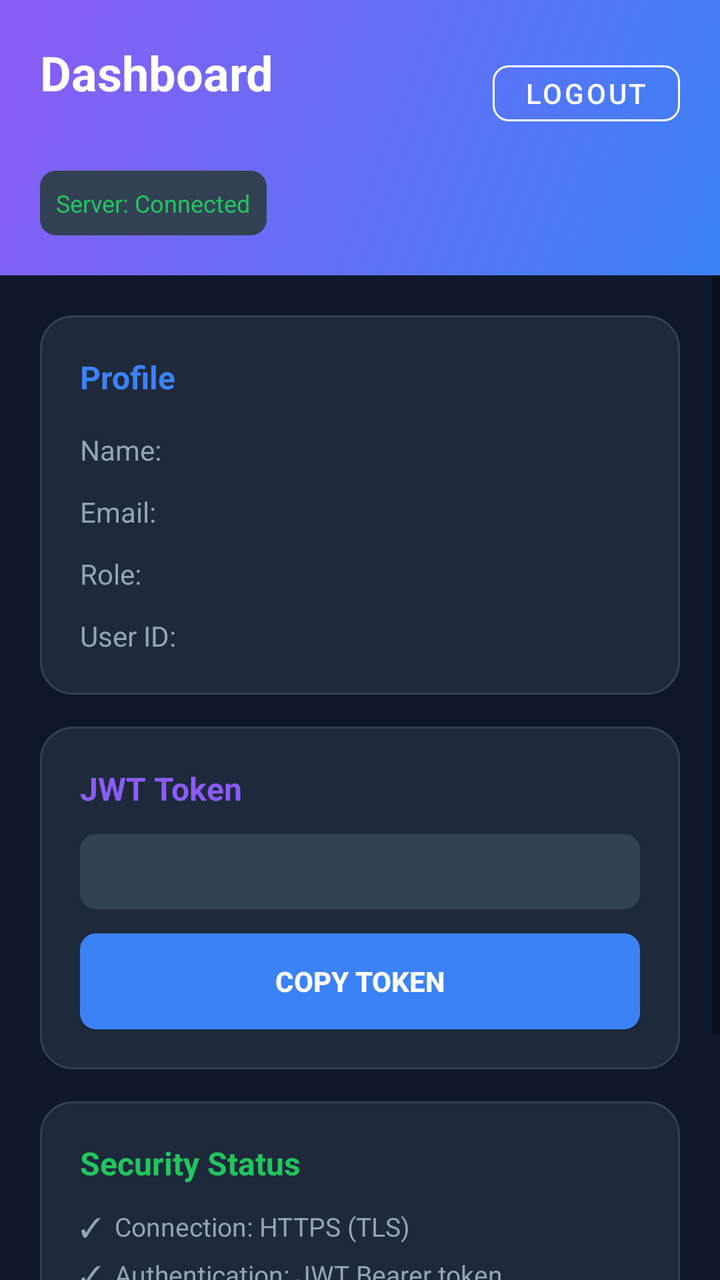
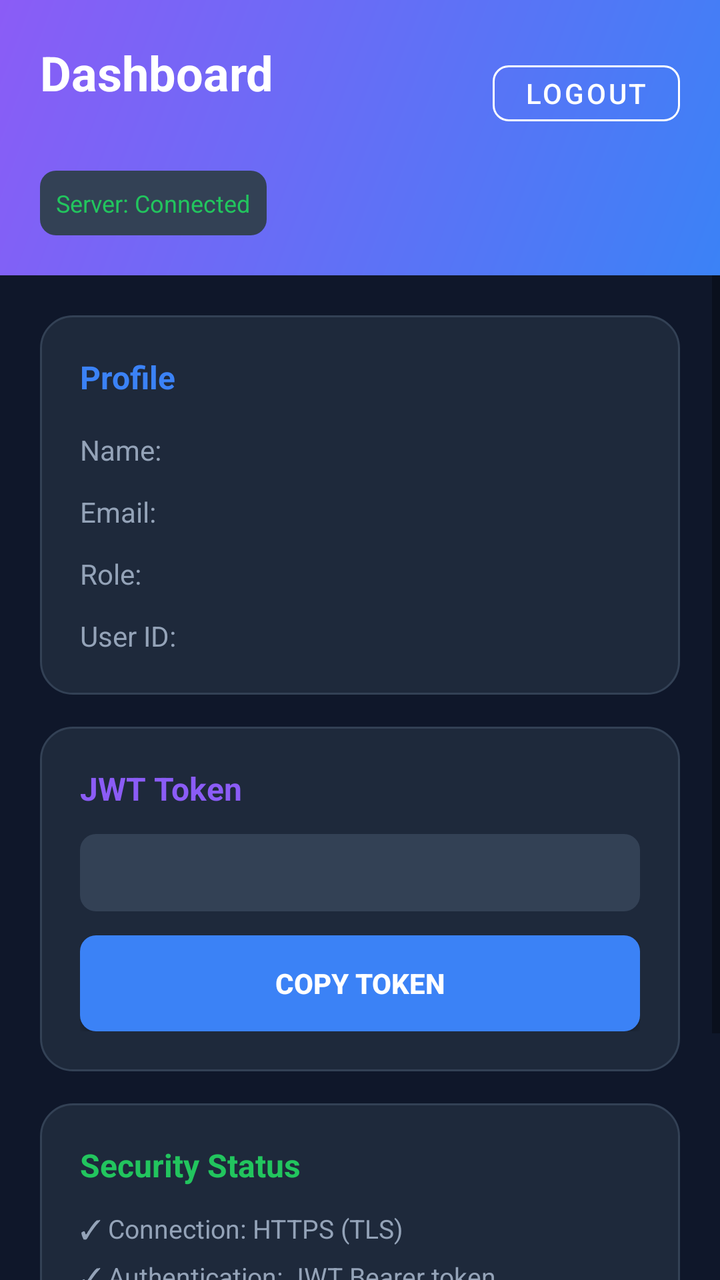

An Android layout rendered at two revisions. The XML below is the earlier revision; the diff shows what the commit changed to produce the second picture.
<!-- AndroidManifest.xml: application theme Theme.HustleHub -->
<!-- res/layout/activity_dashboard.xml -->
<?xml version="1.0" encoding="utf-8"?>
<LinearLayout xmlns:android="http://schemas.android.com/apk/res/android"
    xmlns:app="http://schemas.android.com/apk/res-auto"
    android:layout_width="match_parent"
    android:layout_height="match_parent"
    android:background="@color/hustlehub_dark"
    android:orientation="vertical">

    
    <LinearLayout
        android:layout_width="match_parent"
        android:layout_height="wrap_content"
        android:background="@drawable/bg_header_gradient"
        android:orientation="vertical"
        android:padding="20dp">

        <LinearLayout
            android:layout_width="match_parent"
            android:layout_height="wrap_content"
            android:gravity="center_vertical"
            android:orientation="horizontal">

            <LinearLayout
                android:layout_width="0dp"
                android:layout_height="wrap_content"
                android:layout_weight="1"
                android:orientation="vertical">

                <TextView
                    android:layout_width="wrap_content"
                    android:layout_height="wrap_content"
                    android:text="@string/dashboard_title"
                    android:textColor="@color/white"
                    android:textSize="24sp"
                    android:textStyle="bold" />

                <TextView
                    android:id="@+id/tvUserName"
                    android:layout_width="wrap_content"
                    android:layout_height="wrap_content"
                    android:layout_marginTop="2dp"
                    android:textColor="#D1D5DB"
                    android:textSize="14sp" />
            </LinearLayout>

            <com.google.android.material.button.MaterialButton
                android:id="@+id/btnLogout"
                style="@style/Widget.MaterialComponents.Button.OutlinedButton"
                android:layout_width="wrap_content"
                android:layout_height="40dp"
                android:text="@string/logout"
                android:textColor="@color/white"
                app:strokeColor="@color/white"
                app:cornerRadius="8dp" />
        </LinearLayout>

        
        <TextView
            android:id="@+id/tvConnection"
            android:layout_width="wrap_content"
            android:layout_height="wrap_content"
            android:layout_marginTop="12dp"
            android:background="@drawable/bg_input"
            android:padding="8dp"
            android:text="@string/connection_status"
            android:textColor="@color/hustlehub_success"
            android:textSize="12sp" />
    </LinearLayout>

    
    <ScrollView
        android:layout_width="match_parent"
        android:layout_height="match_parent"
        android:fillViewport="true">

        <LinearLayout
            android:layout_width="match_parent"
            android:layout_height="wrap_content"
            android:orientation="vertical"
            android:padding="20dp">

            
            <LinearLayout
                android:layout_width="match_parent"
                android:layout_height="wrap_content"
                android:background="@drawable/bg_card"
                android:orientation="vertical"
                android:padding="20dp">

                <TextView
                    android:layout_width="wrap_content"
                    android:layout_height="wrap_content"
                    android:text="@string/profile_label"
                    android:textColor="@color/hustlehub_primary"
                    android:textSize="16sp"
                    android:textStyle="bold" />

                <LinearLayout
                    android:layout_width="match_parent"
                    android:layout_height="wrap_content"
                    android:layout_marginTop="16dp"
                    android:gravity="center_vertical"
                    android:orientation="horizontal">

                    <TextView
                        android:layout_width="0dp"
                        android:layout_height="wrap_content"
                        android:layout_weight="1"
                        android:text="Name:"
                        android:textColor="@color/text_secondary"
                        android:textSize="14sp" />

                    <TextView
                        android:id="@+id/tvName"
                        android:layout_width="wrap_content"
                        android:layout_height="wrap_content"
                        android:textColor="@color/text_primary"
                        android:textSize="14sp"
                        android:textStyle="bold" />
                </LinearLayout>

                <LinearLayout
                    android:layout_width="match_parent"
                    android:layout_height="wrap_content"
                    android:layout_marginTop="12dp"
                    android:gravity="center_vertical"
                    android:orientation="horizontal">

                    <TextView
                        android:layout_width="0dp"
                        android:layout_height="wrap_content"
                        android:layout_weight="1"
                        android:text="Email:"
                        android:textColor="@color/text_secondary"
                        android:textSize="14sp" />

                    <TextView
                        android:id="@+id/tvEmail"
                        android:layout_width="wrap_content"
                        android:layout_height="wrap_content"
                        android:textColor="@color/text_primary"
                        android:textSize="14sp"
                        android:textStyle="bold" />
                </LinearLayout>

                <LinearLayout
                    android:layout_width="match_parent"
                    android:layout_height="wrap_content"
                    android:layout_marginTop="12dp"
                    android:gravity="center_vertical"
                    android:orientation="horizontal">

                    <TextView
                        android:layout_width="0dp"
                        android:layout_height="wrap_content"
                        android:layout_weight="1"
                        android:text="Role:"
                        android:textColor="@color/text_secondary"
                        android:textSize="14sp" />

                    <TextView
                        android:id="@+id/tvRole"
                        android:layout_width="wrap_content"
                        android:layout_height="wrap_content"
                        android:textColor="@color/text_primary"
                        android:textSize="14sp"
                        android:textStyle="bold" />
                </LinearLayout>

                <LinearLayout
                    android:layout_width="match_parent"
                    android:layout_height="wrap_content"
                    android:layout_marginTop="12dp"
                    android:gravity="center_vertical"
                    android:orientation="horizontal">

                    <TextView
                        android:layout_width="0dp"
                        android:layout_height="wrap_content"
                        android:layout_weight="1"
                        android:text="User ID:"
                        android:textColor="@color/text_secondary"
                        android:textSize="14sp" />

                    <TextView
                        android:id="@+id/tvUserId"
                        android:layout_width="wrap_content"
                        android:layout_height="wrap_content"
                        android:textColor="@color/text_primary"
                        android:textSize="14sp"
                        android:textStyle="bold" />
                </LinearLayout>
            </LinearLayout>

            
            <LinearLayout
                android:layout_width="match_parent"
                android:layout_height="wrap_content"
                android:layout_marginTop="16dp"
                android:background="@drawable/bg_card"
                android:orientation="vertical"
                android:padding="20dp">

                <TextView
                    android:layout_width="wrap_content"
                    android:layout_height="wrap_content"
                    android:text="@string/auth_token_label"
                    android:textColor="@color/hustlehub_secondary"
                    android:textSize="16sp"
                    android:textStyle="bold" />

                <TextView
                    android:id="@+id/tvToken"
                    android:layout_width="match_parent"
                    android:layout_height="wrap_content"
                    android:layout_marginTop="12dp"
                    android:background="@drawable/bg_input"
                    android:fontFamily="monospace"
                    android:padding="12dp"
                    android:textColor="@color/text_secondary"
                    android:textSize="10sp" />

                <Button
                    android:id="@+id/btnCopyToken"
                    android:layout_width="match_parent"
                    android:layout_height="48dp"
                    android:layout_marginTop="12dp"
                    android:background="@drawable/bg_button_primary"
                    android:text="@string/copy_token"
                    android:textColor="@color/white"
                    android:textStyle="bold" />
            </LinearLayout>

            
            <LinearLayout
                android:layout_width="match_parent"
                android:layout_height="wrap_content"
                android:layout_marginTop="16dp"
                android:background="@drawable/bg_card"
                android:orientation="vertical"
                android:padding="20dp">

                <TextView
                    android:layout_width="wrap_content"
                    android:layout_height="wrap_content"
                    android:text="Security Status"
                    android:textColor="@color/hustlehub_success"
                    android:textSize="16sp"
                    android:textStyle="bold" />

                <TextView
                    android:layout_width="wrap_content"
                    android:layout_height="wrap_content"
                    android:layout_marginTop="12dp"
                    android:text="\u2713  Connection: HTTPS (TLS)"
                    android:textColor="@color/text_secondary"
                    android:textSize="13sp" />

                <TextView
                    android:layout_width="wrap_content"
                    android:layout_height="wrap_content"
                    android:layout_marginTop="6dp"
                    android:text="\u2713  Authentication: JWT Bearer token"
                    android:textColor="@color/text_secondary"
                    android:textSize="13sp" />

                <TextView
                    android:layout_width="wrap_content"
                    android:layout_height="wrap_content"
                    android:layout_marginTop="6dp"
                    android:text="\u2713  Token storage: Encrypted"
                    android:textColor="@color/text_secondary"
                    android:textSize="13sp" />

                <TextView
                    android:layout_width="wrap_content"
                    android:layout_height="wrap_content"
                    android:layout_marginTop="6dp"
                    android:text="\u2713  Passwords: bcrypt hashed (server)"
                    android:textColor="@color/text_secondary"
                    android:textSize="13sp" />
            </LinearLayout>

            <com.google.android.material.button.MaterialButton
                android:id="@+id/btnRefresh"
                android:layout_width="match_parent"
                android:layout_height="52dp"
                android:layout_marginTop="16dp"
                android:background="@drawable/bg_button_primary"
                android:text="@string/refresh"
                android:textColor="@color/white"
                android:textStyle="bold" />
        </LinearLayout>
    </ScrollView>
</LinearLayout>
<!-- resources referenced by this layout -->
<resources>
  <color name="hustlehub_dark">#0F172A</color>
  <color name="hustlehub_primary">#3B82F6</color>
  <color name="hustlehub_secondary">#8B5CF6</color>
  <color name="hustlehub_success">#22C55E</color>
  <color name="text_primary">#F1F5F9</color>
  <color name="text_secondary">#94A3B8</color>
  <color name="white">#FFFFFF</color>
  <!-- drawable bg_button_primary (drawable) -->
  <?xml version="1.0" encoding="utf-8"?>
  <shape xmlns:android="http://schemas.android.com/apk/res/android" android:shape="rectangle">
      <solid android:color="@color/hustlehub_primary" />
      <corners android:radius="8dp" />
  </shape>
  <!-- drawable bg_card (drawable) -->
  <?xml version="1.0" encoding="utf-8"?>
  <shape xmlns:android="http://schemas.android.com/apk/res/android" android:shape="rectangle">
      <solid android:color="@color/hustlehub_card" />
      <corners android:radius="16dp" />
      <stroke android:width="1dp" android:color="#334155" />
  </shape>
  <!-- drawable bg_header_gradient (drawable) -->
  <?xml version="1.0" encoding="utf-8"?>
  <shape xmlns:android="http://schemas.android.com/apk/res/android" android:shape="rectangle">
      <gradient
          android:angle="135"
          android:startColor="#3B82F6"
          android:endColor="#8B5CF6" />
  </shape>
  <!-- drawable bg_input (drawable) -->
  <?xml version="1.0" encoding="utf-8"?>
  <shape xmlns:android="http://schemas.android.com/apk/res/android" android:shape="rectangle">
      <solid android:color="@color/hustlehub_card_light" />
      <corners android:radius="8dp" />
  </shape>
  <string name="auth_token_label">JWT Token</string>
  <string name="connection_status">Server: Connected</string>
  <string name="copy_token">Copy Token</string>
  <string name="dashboard_title">Dashboard</string>
  <string name="logout">Logout</string>
  <string name="profile_label">Profile</string>
  <string name="refresh">Refresh</string>
  <style name="Theme.HustleHub" parent="Theme.MaterialComponents.DayNight.NoActionBar">
          <item name="colorPrimary">@color/hustlehub_primary</item>
          <item name="colorPrimaryVariant">@color/hustlehub_dark</item>
          <item name="colorOnPrimary">@color/white</item>
          <item name="colorSecondary">@color/hustlehub_secondary</item>
          <item name="colorSecondaryVariant">@color/hustlehub_secondary</item>
          <item name="colorOnSecondary">@color/white</item>
          <item name="android:statusBarColor">@color/hustlehub_dark</item>
          <item name="android:navigationBarColor">@color/hustlehub_dark</item>
          <item name="android:windowBackground">@color/hustlehub_dark</item>
          <item name="android:windowLightStatusBar">false</item>
      </style>
  <color name="hustlehub_card">#1E293B</color>
  <color name="hustlehub_card_light">#334155</color>
</resources>

<!-- the commit's change to res/layout/activity_dashboard.xml (unified diff, before → after) -->
@@ -106,7 +106,7 @@
                         android:layout_width="0dp"
                         android:layout_height="wrap_content"
                         android:layout_weight="1"
-                        android:text="Name:"
+                        android:text="@string/label_name"
                         android:textColor="@color/text_secondary"
                         android:textSize="14sp" />
 
@@ -130,7 +130,7 @@
                         android:layout_width="0dp"
                         android:layout_height="wrap_content"
                         android:layout_weight="1"
-                        android:text="Email:"
+                        android:text="@string/label_email"
                         android:textColor="@color/text_secondary"
                         android:textSize="14sp" />
 
@@ -154,7 +154,7 @@
                         android:layout_width="0dp"
                         android:layout_height="wrap_content"
                         android:layout_weight="1"
-                        android:text="Role:"
+                        android:text="@string/label_role"
                         android:textColor="@color/text_secondary"
                         android:textSize="14sp" />
 
@@ -178,7 +178,7 @@
                         android:layout_width="0dp"
                         android:layout_height="wrap_content"
                         android:layout_weight="1"
-                        android:text="User ID:"
+                        android:text="@string/label_user_id"
                         android:textColor="@color/text_secondary"
                         android:textSize="14sp" />
 
@@ -218,7 +218,7 @@
                     android:fontFamily="monospace"
                     android:padding="12dp"
                     android:textColor="@color/text_secondary"
-                    android:textSize="10sp" />
+                    android:textSize="11sp" />
 
                 <Button
                     android:id="@+id/btnCopyToken"
@@ -243,7 +243,7 @@
                 <TextView
                     android:layout_width="wrap_content"
                     android:layout_height="wrap_content"
-                    android:text="Security Status"
+                    android:text="@string/security_status_title"
                     android:textColor="@color/hustlehub_success"
                     android:textSize="16sp"
                     android:textStyle="bold" />
@@ -252,7 +252,7 @@
                     android:layout_width="wrap_content"
                     android:layout_height="wrap_content"
                     android:layout_marginTop="12dp"
-                    android:text="\u2713  Connection: HTTPS (TLS)"
+                    android:text="@string/security_connection"
                     android:textColor="@color/text_secondary"
                     android:textSize="13sp" />
 
@@ -260,7 +260,7 @@
                     android:layout_width="wrap_content"
                     android:layout_height="wrap_content"
                     android:layout_marginTop="6dp"
-                    android:text="\u2713  Authentication: JWT Bearer token"
+                    android:text="@string/security_authentication"
                     android:textColor="@color/text_secondary"
                     android:textSize="13sp" />
 
@@ -268,7 +268,7 @@
                     android:layout_width="wrap_content"
                     android:layout_height="wrap_content"
                     android:layout_marginTop="6dp"
-                    android:text="\u2713  Token storage: Encrypted"
+                    android:text="@string/security_token_storage"
                     android:textColor="@color/text_secondary"
                     android:textSize="13sp" />
 
@@ -276,7 +276,7 @@
                     android:layout_width="wrap_content"
                     android:layout_height="wrap_content"
                     android:layout_marginTop="6dp"
-                    android:text="\u2713  Passwords: bcrypt hashed (server)"
+                    android:text="@string/security_passwords"
                     android:textColor="@color/text_secondary"
                     android:textSize="13sp" />
             </LinearLayout>
<!-- resource entries referenced after the edit -->
@@ -38,9 +38,18 @@
   <string name="connection_status">Server: Connected</string>
   <string name="copy_token">Copy Token</string>
   <string name="dashboard_title">Dashboard</string>
+  <string name="label_email">Email:</string>
+  <string name="label_name">Name:</string>
+  <string name="label_role">Role:</string>
+  <string name="label_user_id">User ID:</string>
   <string name="logout">Logout</string>
   <string name="profile_label">Profile</string>
   <string name="refresh">Refresh</string>
+  <string name="security_authentication">✓  Authentication: JWT Bearer token</string>
+  <string name="security_connection">✓  Connection: HTTPS (TLS)</string>
+  <string name="security_passwords">✓  Passwords: bcrypt hashed (server)</string>
+  <string name="security_status_title">Security Status</string>
+  <string name="security_token_storage">✓  Token storage: Encrypted</string>
   <style name="Theme.HustleHub" parent="Theme.MaterialComponents.DayNight.NoActionBar">
           <item name="colorPrimary">@color/hustlehub_primary</item>
           <item name="colorPrimaryVariant">@color/hustlehub_dark</item>
